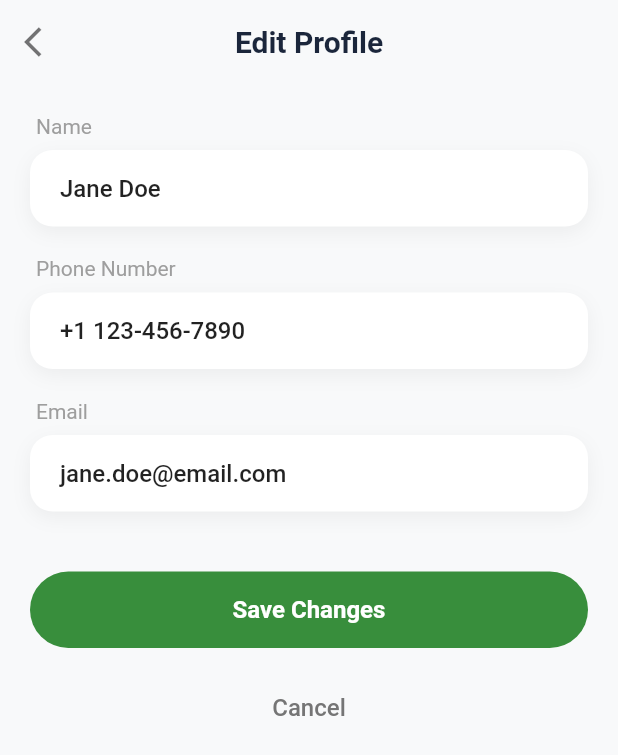
After one commit to gohypedevelopers-stack/cleclo, a Flutter app: the EditProfileScreen screen opened by its route, on a phone screen of 412 x 824 dp. The commit adds this screen. Shown: the top 755 px of the screen. Run offline on Flutter 3.47's test engine with Material 3 defaults, Android fonts, the light colour scheme and no system bars; our stand-ins replace go_router, smooth_page_indicator.

Commit message:
feat: Implement profile view and edit screens along with new routing configuration.

```diff
--- /dev/null
+++ b/lib/features/home/view/edit_profile_screen.dart
@@ -0,0 +1,138 @@
+import 'package:cleclo/utils/theme/colors.dart';
+import 'package:flutter/material.dart';
+import 'package:go_router/go_router.dart';
+
+class EditProfileScreen extends StatefulWidget {
+  const EditProfileScreen({super.key});
+
+  @override
+  State<EditProfileScreen> createState() => _EditProfileScreenState();
+}
+
+class _EditProfileScreenState extends State<EditProfileScreen> {
+  final TextEditingController _nameController = TextEditingController(text: 'Jane Doe');
+  final TextEditingController _phoneController = TextEditingController(text: '+1 123-456-7890');
+  final TextEditingController _emailController = TextEditingController(text: 'jane.doe@email.com');
+
+  @override
+  Widget build(BuildContext context) {
+    return Scaffold(
+      backgroundColor: const Color(0xFFF8F9FA),
+      appBar: AppBar(
+        backgroundColor: const Color(0xFFF8F9FA),
+        elevation: 0,
+        leading: IconButton(
+          icon: const Icon(Icons.arrow_back_ios, color: Colors.black54),
+          onPressed: () => context.pop(),
+        ),
+        centerTitle: true,
+        title: const Text(
+          'Edit Profile',
+          style: TextStyle(
+            color: Color(0xFF1B263B),
+            fontSize: 20,
+            fontWeight: FontWeight.bold,
+          ),
+        ),
+      ),
+      body: SingleChildScrollView(
+        padding: const EdgeInsets.all(20),
+        child: Column(
+          crossAxisAlignment: CrossAxisAlignment.start,
+          children: [
+            _buildLabel('Name'),
+            _buildTextField(_nameController),
+            const SizedBox(height: 20),
+
+            _buildLabel('Phone Number'),
+            _buildTextField(_phoneController),
+            const SizedBox(height: 20),
+
+            _buildLabel('Email'),
+            _buildTextField(_emailController),
+            const SizedBox(height: 40),
+
+            // Save Changes Button
+            SizedBox(
+              width: double.infinity,
+              child: ElevatedButton(
+                onPressed: () {
+                  // Save logic
+                  context.pop();
+                },
+                style: ElevatedButton.styleFrom(
+                  backgroundColor: const Color(0xFF388E3C), // Green
+                  padding: const EdgeInsets.symmetric(vertical: 16),
+                  shape: RoundedRectangleBorder(
+                    borderRadius: BorderRadius.circular(30),
+                  ),
+                  elevation: 0,
+                ),
+                child: const Text(
+                  'Save Changes',
+                  style: TextStyle(
+                    color: Colors.white,
+                    fontSize: 16,
+                    fontWeight: FontWeight.bold,
+                  ),
+                ),
+              ),
+            ),
+            const SizedBox(height: 16),
+
+            // Cancel Button
+            Center(
+              child: TextButton(
+                onPressed: () => context.pop(),
+                child: Text(
+                  'Cancel',
+                  style: TextStyle(
+                    color: Colors.grey.shade600,
+                    fontSize: 16,
+                  ),
+                ),
+              ),
+            ),
+          ],
+        ),
+      ),
+    );
+  }
+
+  Widget _buildLabel(String label) {
+    return Padding(
+      padding: const EdgeInsets.only(bottom: 8.0, left: 4),
+      child: Text(
+        label,
+        style: TextStyle(
+          color: Colors.grey.shade500,
+          fontSize: 14,
+        ),
+      ),
+    );
+  }
+
+  Widget _buildTextField(TextEditingController controller) {
+    return Container(
+      decoration: BoxDecoration(
+        color: Colors.white,
+        borderRadius: BorderRadius.circular(15),
+        boxShadow: [
+          BoxShadow(
+            color: Colors.black.withOpacity(0.05),
+            blurRadius: 10,
+            offset: const Offset(0, 4),
+          ),
+        ],
+      ),
+      child: TextField(
+        controller: controller,
+        style: const TextStyle(fontWeight: FontWeight.w500),
+        decoration: InputDecoration(
+          border: InputBorder.none,
+          contentPadding: const EdgeInsets.symmetric(horizontal: 20, vertical: 16),
+        ),
+      ),
+    );
+  }
+}
--- a/lib/features/home/view/profile_screen.dart
+++ b/lib/features/home/view/profile_screen.dart
@@ -53,13 +53,16 @@ class ProfileScreen extends StatelessWidget {
                           const SizedBox(height: 4),
                           Text('jane.doe@email.com', style: TextStyle(color: Colors.grey.shade600, fontSize: 13)),
                           const SizedBox(height: 16),
-                          Container(
-                            padding: const EdgeInsets.symmetric(horizontal: 24, vertical: 8),
-                            decoration: BoxDecoration(
-                              color: const Color(0xFFF1F1F1), // Light Grey Button
-                              borderRadius: BorderRadius.circular(20),
+                          GestureDetector(
+                            onTap: () => context.push(RouteConstants.editProfileScreen),
+                            child: Container(
+                              padding: const EdgeInsets.symmetric(horizontal: 24, vertical: 8),
+                              decoration: BoxDecoration(
+                                color: const Color(0xFFF1F1F1), // Light Grey Button
+                                borderRadius: BorderRadius.circular(20),
+                              ),
+                              child: const Text('Edit', style: TextStyle(fontWeight: FontWeight.bold, fontSize: 12)),
                             ),
-                            child: const Text('Edit', style: TextStyle(fontWeight: FontWeight.bold, fontSize: 12)),
                           )
                         ],
                       ),
--- a/lib/routes/route_config.dart
+++ b/lib/routes/route_config.dart
@@ -21,6 +21,7 @@ import 'package:cleclo/features/home/view/pickup_and_delivery_schedule_screen.da
 import 'package:cleclo/features/home/view/review_order_screen.dart';
 import 'package:cleclo/features/home/view/payment_screen.dart';
 import 'package:cleclo/features/home/view/booking_success_screen.dart';
+import 'package:cleclo/features/home/view/edit_profile_screen.dart';
 import 'package:cleclo/routes/route_constants.dart';
 import 'package:flutter/material.dart';
 import 'package:go_router/go_router.dart';
@@ -144,6 +145,11 @@ final GoRouter appRouter = GoRouter(
       name: RouteConstants.bookingSuccessScreen,
       builder: (context, state) => const BookingSuccessScreen(),
     ),
+    GoRoute(
+      path: RouteConstants.editProfileScreen,
+      name: RouteConstants.editProfileScreen,
+      builder: (context, state) => const EditProfileScreen(),
+    ),
   ],
   errorBuilder: (context, state) => Scaffold(
     body: Center(child: Text('404: Page not found (${state.uri.path})')),
--- a/lib/routes/route_constants.dart
+++ b/lib/routes/route_constants.dart
@@ -23,4 +23,5 @@ class RouteConstants {
   static const reviewOrderScreen = "/review-order";
   static const paymentScreen = "/payment";
   static const bookingSuccessScreen = "/booking-success";
+  static const editProfileScreen = "/edit-profile";
 }
```
